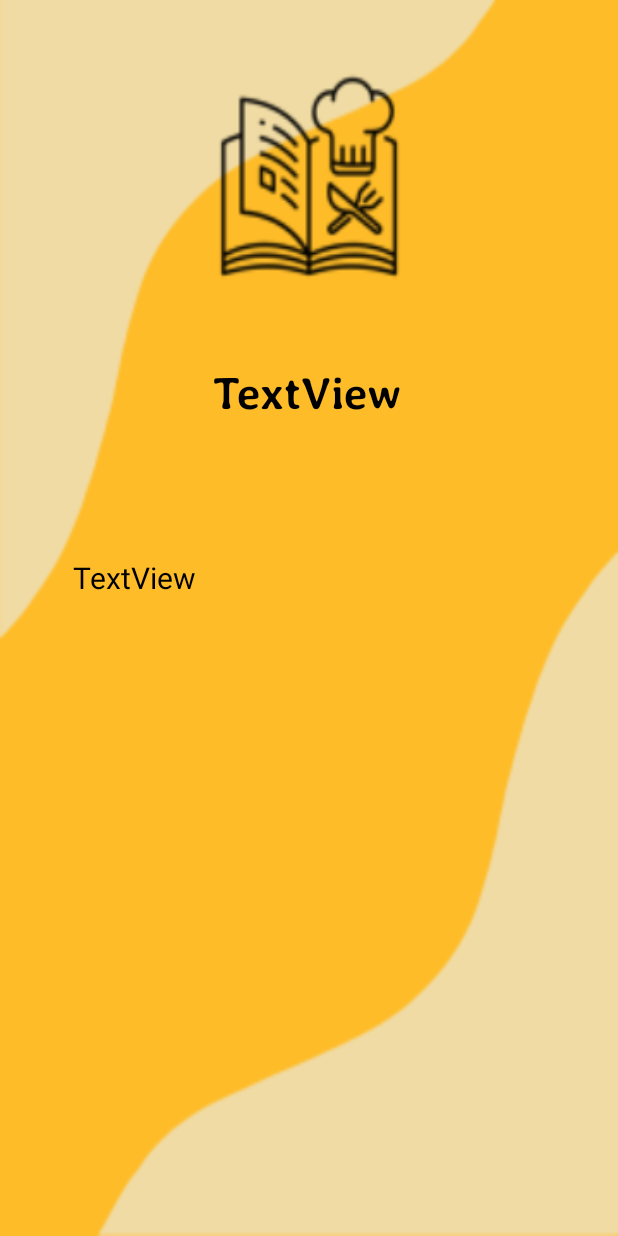
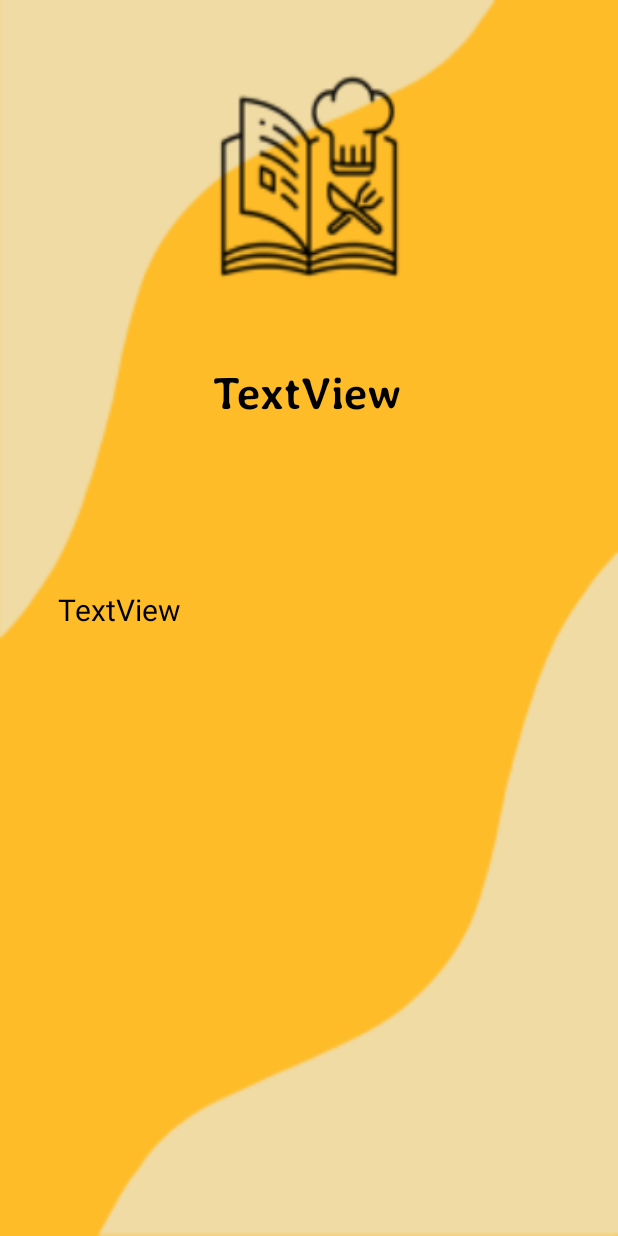
Before and after one commit to kristeynn/DishCoveryApp, an Android app: the About screen opened directly, with no data from a screen before it, on a phone screen of 412 x 824 dp. Run offline under Robolectric (Android 15) with nearby library versions, the phone set to English and light mode, and no system bars; 2 statements that could not run were skipped.

Commit message:
Goods na <3

```diff
--- a/app/build.gradle
+++ b/app/build.gradle
@@ -46,4 +46,5 @@ dependencies {
     testImplementation 'junit:junit:4.13.2'
     androidTestImplementation 'androidx.test.ext:junit:1.1.5'
     androidTestImplementation 'androidx.test.espresso:espresso-core:3.5.1'
+    implementation 'com.google.firebase:firebase-database-ktx:20.0.2'
 }
--- a/app/src/main/AndroidManifest.xml
+++ b/app/src/main/AndroidManifest.xml
@@ -4,7 +4,7 @@
 
     <application
         android:allowBackup="true"
-        android:icon="@drawable/book"
+        android:icon="@drawable/dishcoverylogo"
         android:label="@string/app_name"
         android:roundIcon="@drawable/book"
         android:supportsRtl="true"
@@ -23,7 +23,7 @@
             android:exported="false" />
         <activity
             android:name=".SplashScreen"
-            android:exported="false"
+            android:exported="true"
             android:theme="@style/Theme.AppCompat.Light.NoActionBar">
             <intent-filter>
                 <action android:name="android.intent.action.MAIN" />
--- a/app/src/main/res/layout/activity_about.xml
+++ b/app/src/main/res/layout/activity_about.xml
@@ -22,6 +22,20 @@
         app:layout_constraintStart_toStartOf="parent"
         app:layout_constraintTop_toTopOf="parent" />
 
+    <ScrollView
+        android:id="@+id/repsd"
+        android:layout_width="357dp"
+        android:layout_height="337dp"
+        android:layout_marginStart="25dp"
+        android:layout_marginTop="25dp"
+        android:layout_marginBottom="25dp"
+        app:layout_constraintBottom_toBottomOf="parent"
+        app:layout_constraintEnd_toEndOf="parent"
+        app:layout_constraintHorizontal_bias="0.448"
+        app:layout_constraintStart_toStartOf="parent"
+        app:layout_constraintTop_toBottomOf="@+id/title"
+        app:layout_constraintVertical_bias="0.56">
+
     <TextView
         android:id="@+id/content"
         android:layout_width="315dp"
@@ -35,4 +49,6 @@
         app:layout_constraintStart_toStartOf="parent"
         app:layout_constraintTop_toBottomOf="@+id/title" />
 
+    </ScrollView>
+
 </androidx.constraintlayout.widget.ConstraintLayout>
```
Also changed, not shown: app/src/main/java/com/labactivity/dishcoveryapp/MainActivity.kt (+7 -7 lines), app/src/main/res/drawable/dishcoverylogo.png (added).
